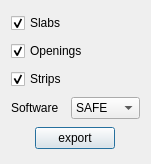
The window that safe/punch/Resources/ui/safe_panel.ui (ebrahimraeyat/OSAFE) describes before a commit, drawn with Qt 5.
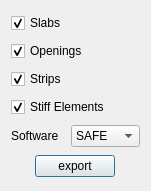
The same window after the commit.

Commit message: adding export stiff elements to safe

The edit to the form file:
```diff
--- a/safe/punch/Resources/ui/safe_panel.ui
+++ b/safe/punch/Resources/ui/safe_panel.ui
@@ -7,7 +7,7 @@
     <x>0</x>
     <y>0</y>
     <width>151</width>
-    <height>164</height>
+    <height>191</height>
    </rect>
   </property>
   <property name="windowTitle">
@@ -44,6 +44,16 @@
      </property>
     </widget>
    </item>
+   <item>
+    <widget class="QCheckBox" name="stiff_elements_checkbox">
+     <property name="text">
+      <string>Stiff Elements</string>
+     </property>
+     <property name="checked">
+      <bool>true</bool>
+     </property>
+    </widget>
+   </item>
    <item>
     <layout class="QHBoxLayout" name="horizontalLayout">
      <item>
```
The commit also changes 3 other files.
